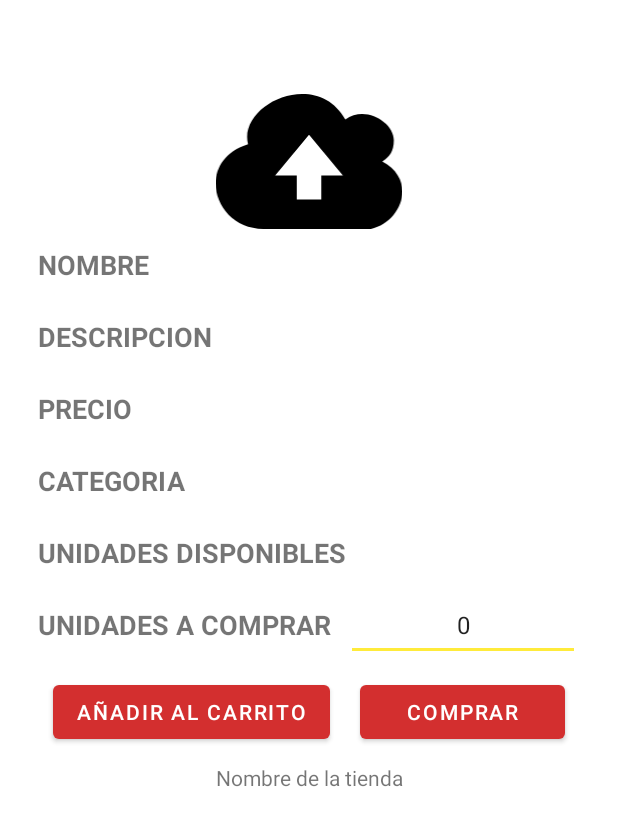
After one commit to jeoanan/compratodo_Android, an Android app: the layout activity_buy_product.xml on its own in the app's theme, with its tools: preview values and no code run, on a phone screen of 412 x 824 dp. The commit adds this screen. Shown: the top 826 px of the screen. Run offline under Robolectric (Android 15) with nearby library versions, the phone set to English and light mode, and no system bars.

Commit message:
Ventana de compra y añadir al carrito

```diff
--- a/app/src/main/AndroidManifest.xml
+++ b/app/src/main/AndroidManifest.xml
@@ -9,6 +9,9 @@
         android:roundIcon="@mipmap/ic_compralo"
         android:supportsRtl="true"
         android:theme="@style/Theme.CompraTodo">
+        <activity
+            android:name=".BuyProductActivity"
+            android:exported="false" />
         <activity
             android:name=".AddProductActivity"
             android:exported="false" />
--- a/app/src/main/java/com/cesde/compratodo/ShopMainActivity.java
+++ b/app/src/main/java/com/cesde/compratodo/ShopMainActivity.java
@@ -24,6 +24,7 @@ public class ShopMainActivity extends AppCompatActivity {
 
     private ActivityShopMainBinding shopMainBinding;
     private FirebaseFirestore db;
+    private String emailUser;
     ArrayList<Product> productArrayList;
     ProductAdapter productAdapter;
     @Override
@@ -32,6 +33,8 @@ public class ShopMainActivity extends AppCompatActivity {
         shopMainBinding = ActivityShopMainBinding.inflate(getLayoutInflater());
         View view = shopMainBinding.getRoot();
         setContentView(view);
+        Intent intent = getIntent();
+        emailUser = (String) intent.getSerializableExtra("email");
         db = FirebaseFirestore.getInstance();
         productArrayList = new ArrayList<>();
         productAdapter = new ProductAdapter(this,productArrayList, db);
--- /dev/null
+++ b/app/src/main/res/layout/activity_buy_product.xml
@@ -0,0 +1,226 @@
+<?xml version="1.0" encoding="utf-8"?>
+<androidx.constraintlayout.widget.ConstraintLayout xmlns:android="http://schemas.android.com/apk/res/android"
+    xmlns:app="http://schemas.android.com/apk/res-auto"
+    xmlns:tools="http://schemas.android.com/tools"
+    android:layout_width="match_parent"
+    android:layout_height="match_parent"
+    tools:context=".BuyProductActivity">
+
+    <androidx.constraintlayout.widget.Guideline
+        android:id="@+id/guideline14"
+        android:layout_width="wrap_content"
+        android:layout_height="wrap_content"
+        android:orientation="horizontal"
+        app:layout_constraintGuide_percent="0.04" />
+
+    <LinearLayout
+        android:layout_width="0dp"
+        android:layout_height="0dp"
+        android:layout_marginStart="25dp"
+        android:layout_marginTop="20dp"
+        android:layout_marginEnd="25dp"
+        android:layout_marginBottom="20dp"
+        android:orientation="vertical"
+        app:layout_constraintBottom_toTopOf="@+id/guideline15"
+        app:layout_constraintEnd_toEndOf="parent"
+        app:layout_constraintHorizontal_bias="0.0"
+        app:layout_constraintStart_toStartOf="parent"
+        app:layout_constraintTop_toTopOf="@+id/guideline14">
+
+        <ImageView
+            android:id="@+id/imageView3"
+            android:layout_width="match_parent"
+            android:layout_height="90dp"
+            android:layout_marginStart="25dp"
+            android:layout_marginTop="10dp"
+            android:layout_marginEnd="25dp"
+            app:srcCompat="@drawable/ic_cloud_upload" />
+
+        <LinearLayout
+            android:layout_width="match_parent"
+            android:layout_height="wrap_content"
+            android:orientation="horizontal">
+
+            <TextView
+                android:id="@+id/lblBuyProductName"
+                android:layout_width="120dp"
+                android:layout_height="48dp"
+                android:gravity="center|start"
+                android:text="@string/pd_name"
+                android:textSize="18sp"
+                android:textStyle="bold" />
+
+            <TextView
+                android:id="@+id/tvBuyProductName"
+                android:layout_width="match_parent"
+                android:layout_height="wrap_content"
+                android:gravity="center"
+                android:textSize="16sp" />
+
+        </LinearLayout>
+
+        <LinearLayout
+            android:layout_width="match_parent"
+            android:layout_height="wrap_content"
+            android:orientation="horizontal">
+
+            <TextView
+                android:id="@+id/lblBuyProductDescription"
+                android:layout_width="120dp"
+                android:layout_height="48dp"
+                android:gravity="center|start"
+                android:text="@string/pd_description"
+                android:textSize="18sp"
+                android:textStyle="bold" />
+
+            <TextView
+                android:id="@+id/tvBuyProductDescription"
+                android:layout_width="match_parent"
+                android:layout_height="wrap_content"
+                android:gravity="center"
+                android:textSize="16sp" />
+        </LinearLayout>
+
+        <LinearLayout
+            android:layout_width="match_parent"
+            android:layout_height="wrap_content"
+            android:orientation="horizontal">
+
+            <TextView
+                android:id="@+id/lblBuyProductPrice"
+                android:layout_width="120dp"
+                android:layout_height="48dp"
+                android:gravity="center|start"
+                android:text="@string/pd_price"
+                android:textSize="18sp"
+                android:textStyle="bold" />
+
+            <TextView
+                android:id="@+id/tvBuyProductPrice"
+                android:layout_width="match_parent"
+                android:layout_height="wrap_content"
+                android:gravity="center"
+                android:textSize="16sp" />
+
+        </LinearLayout>
+
+        <LinearLayout
+            android:layout_width="match_parent"
+            android:layout_height="wrap_content"
+            android:orientation="horizontal"
+            tools:layout_editor_absoluteX="-160dp"
+            tools:layout_editor_absoluteY="481dp">
+
+            <TextView
+                android:id="@+id/lblBuyProductCategory"
+                android:layout_width="120dp"
+                android:layout_height="48dp"
+                android:gravity="center|start"
+                android:text="@string/pd_category"
+                android:textSize="18sp"
+                android:textStyle="bold" />
+
+            <TextView
+                android:id="@+id/tvBuyProductCategory"
+                android:layout_width="match_parent"
+                android:layout_height="wrap_content"
+                android:gravity="center"
+                android:textSize="16sp" />
+        </LinearLayout>
+
+        <LinearLayout
+            android:layout_width="match_parent"
+            android:layout_height="wrap_content"
+            android:orientation="horizontal">
+
+            <TextView
+                android:id="@+id/lblBuyProductStock"
+                android:layout_width="205dp"
+                android:layout_height="48dp"
+                android:gravity="center|start"
+                android:text="@string/pd_stock"
+                android:textSize="18dp"
+                android:textStyle="bold" />
+
+            <TextView
+                android:id="@+id/tvBuyProductStock"
+                android:layout_width="wrap_content"
+                android:layout_height="wrap_content"
+                android:gravity="center"
+                android:textSize="16sp" />
+        </LinearLayout>
+
+        <LinearLayout
+            android:layout_width="match_parent"
+            android:layout_height="wrap_content"
+            android:orientation="horizontal">
+
+            <TextView
+                android:id="@+id/lblBuyProductBuyStock"
+                android:layout_width="205dp"
+                android:layout_height="48dp"
+                android:gravity="center|start"
+                android:text="@string/pd_buy_stock"
+                android:textSize="18dp"
+                android:textStyle="bold" />
+
+            <EditText
+                android:id="@+id/etBuyProductBuyStock"
+                android:layout_width="wrap_content"
+                android:layout_height="match_parent"
+                android:ems="10"
+                android:gravity="center"
+                android:inputType="number"
+                android:text="0"
+                android:textSize="16sp" />
+
+        </LinearLayout>
+
+        <LinearLayout
+            android:layout_width="match_parent"
+            android:layout_height="wrap_content"
+            android:orientation="horizontal">
+
+            <Button
+                android:id="@+id/btnAddCar"
+                android:layout_width="wrap_content"
+                android:layout_height="wrap_content"
+                android:layout_margin="10dp"
+                android:onClick="addCar"
+                android:text="@string/btn_add_car" />
+
+            <Button
+                android:id="@+id/btnCreateCheck"
+                android:layout_width="match_parent"
+                android:layout_height="wrap_content"
+                android:layout_margin="10dp"
+                android:onClick="buyProduct"
+                android:text="@string/btn_buy" />
+
+        </LinearLayout>
+
+        <LinearLayout
+            android:layout_width="match_parent"
+            android:layout_height="wrap_content"
+            android:orientation="horizontal">
+
+            <TextView
+                android:id="@+id/tvBuyProductShop"
+                android:layout_width="wrap_content"
+                android:layout_height="wrap_content"
+                android:layout_weight="1"
+                android:gravity="center"
+                android:text="Nombre de la tienda" />
+        </LinearLayout>
+
+    </LinearLayout>
+
+    <androidx.constraintlayout.widget.Guideline
+        android:id="@+id/guideline15"
+        android:layout_width="wrap_content"
+        android:layout_height="wrap_content"
+        android:orientation="horizontal"
+        app:layout_constraintGuide_begin="722dp"
+        app:layout_constraintGuide_percent="0.96" />
+
+</androidx.constraintlayout.widget.ConstraintLayout>
--- a/app/src/main/res/values/strings.xml
+++ b/app/src/main/res/values/strings.xml
@@ -1,5 +1,7 @@
 <resources>
     <string name="app_name">CompraTodo</string>
+    <string name="btn_add_car">Añadir al carrito</string>
+    <string name="btn_buy">Comprar</string>
     <string name="btn_create">Agregar</string>
     <string name="btn_delete">Eliminar</string>
     <string name="btn_edit">Editar</string>
@@ -16,11 +18,12 @@
     <string name="et_passwordConf">Confirmar password</string>
     <string name="et_price">Precio</string>
     <string name="et_shop">Nombre de la tienda</string>
-    <string name="et_stock">Stock</string>
+    <string name="et_stock">Unidades Disponibles</string>
     <string name="pd_category">CATEGORIA</string>
     <string name="pd_description">DESCRIPCION</string>
     <string name="pd_name">NOMBRE</string>
     <string name="pd_price">PRECIO</string>
-    <string name="pd_stock">CANTIDAD</string>
+    <string name="pd_stock">UNIDADES DISPONIBLES</string>
+    <string name="pd_buy_stock">UNIDADES A COMPRAR</string>
     <string name="tv_compralotodo">compralotodo.com</string>
 </resources>
```
Also changed, not shown: app/src/main/java/com/cesde/compratodo/Adapters/ProductAdapter.java (+9 -0 lines), app/src/main/java/com/cesde/compratodo/BuyProductActivity.java (added, +142 -0 lines), app/src/main/java/com/cesde/compratodo/MainActivity.java (+7 -3 lines), app/src/main/res/layout/activity_edit_product.xml (+16 -2 lines), app/src/main/res/layout/product_item.xml (+37 -0 lines).
